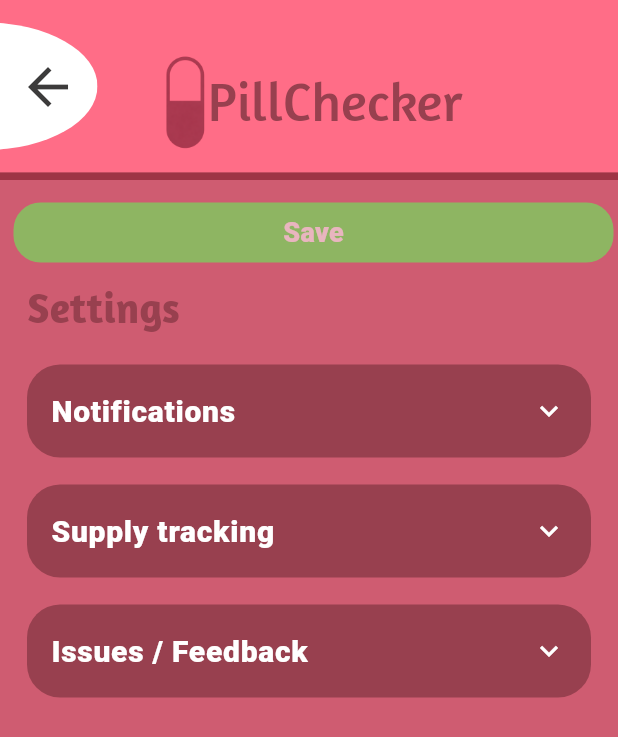
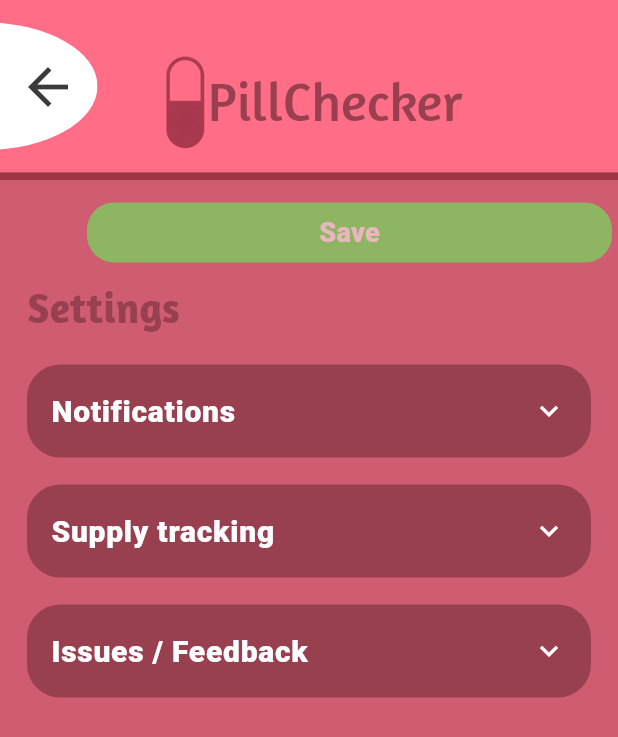
Before and after one commit to yadava17/pillchecker, a Flutter app: the SettingsScreen screen opened directly, on a phone screen of 412 x 824 dp. Shown: the top 737 px of the screen. Run offline on Flutter 3.47's test engine with Material 3 defaults, Android fonts, the phone set to English and light mode, and no system bars; our stand-ins replace flutter_local_notifications, flutter_timezone, rive, shared_preferences, timezone; accounts and stored records are empty; statements that could not run were skipped.

Commit message:
Update settings_screen.dart

```diff
--- a/lib/screens/settings/settings_screen.dart
+++ b/lib/screens/settings/settings_screen.dart
@@ -737,7 +737,7 @@
 
               Positioned(
                 top: 135,
-                right: 3,
+                right: 4,
                 child: Opacity(
                   opacity: (_loaded && _changed) ? 1.0 : 0.55,
                   child: IgnorePointer(
@@ -749,7 +749,7 @@
                         borderRadius: BorderRadius.circular(18),
                         onTap: _save,
                         child: const SizedBox(
-                          width: 400,
+                          width: 350,
                           height: 40,
                           child: Center(
                             child: Text(
```
